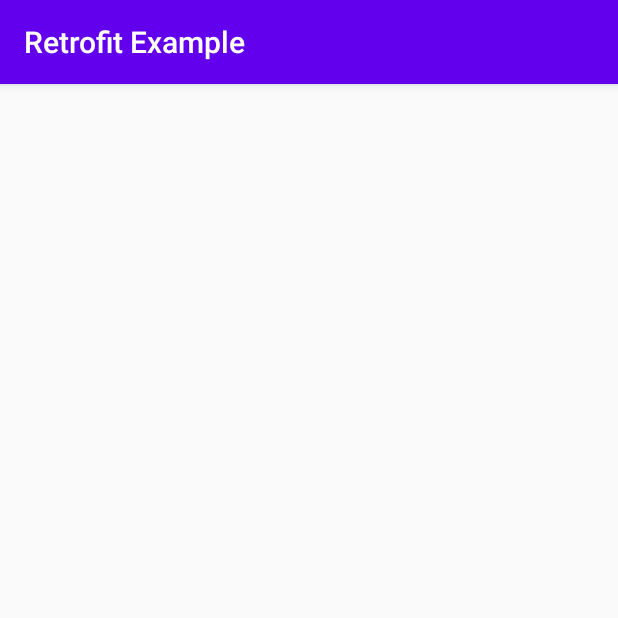
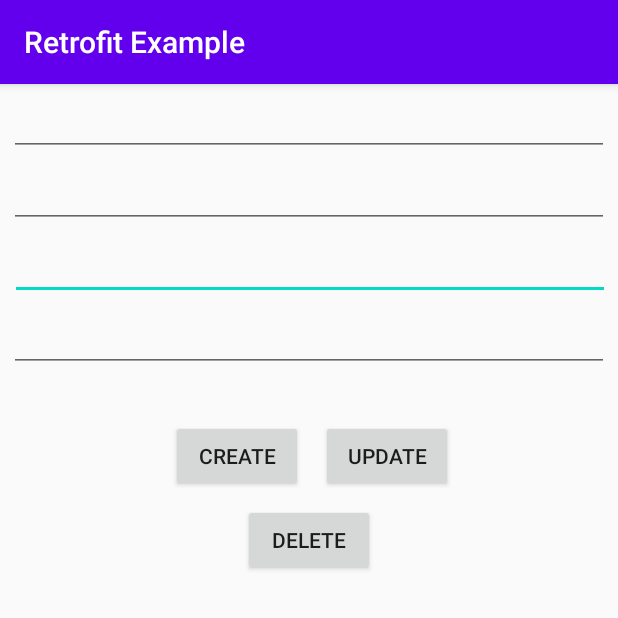
Before and after one commit to Islimoff/RetrofitExample, an Android app: the screen it shows after launch (MainActivity), on a phone screen of 412 x 824 dp, the top half of it. Run offline under Robolectric (Android 15) with nearby library versions, the phone set to English and light mode, and no system bars; 1 statement that could not run was skipped.

Commit message:
work with retrofit library

```diff
--- a/app/src/main/java/com/job4j/retrofitexample/MainActivity.java
+++ b/app/src/main/java/com/job4j/retrofitexample/MainActivity.java
@@ -10,6 +10,7 @@ import android.widget.Toast;
 import com.job4j.retrofitexample.adapter.CommentAdapter;
 import com.job4j.retrofitexample.model.Comment;
 import com.job4j.retrofitexample.api.JsonPlaceHolderApi;
+import com.job4j.retrofitexample.model.Post;
 
 import java.util.List;
 
@@ -21,14 +22,10 @@ import retrofit2.converter.gson.GsonConverterFactory;
 
 public class MainActivity extends AppCompatActivity {
 
-    private RecyclerView recycler;
-
     @Override
     protected void onCreate(Bundle savedInstanceState) {
         super.onCreate(savedInstanceState);
         setContentView(R.layout.activity_main);
-        recycler = findViewById(R.id.items_list);
-        recycler.setLayoutManager(new LinearLayoutManager(this));
         final Retrofit retrofit = new Retrofit.Builder()
                 .baseUrl("https://jsonplaceholder.typicode.com/")
                 .addConverterFactory(GsonConverterFactory.create())
@@ -36,19 +33,25 @@ public class MainActivity extends AppCompatActivity {
 
         JsonPlaceHolderApi jsonPlaceHolderApi =
                 retrofit.create(JsonPlaceHolderApi.class);
-        Call<List<Comment>> call = jsonPlaceHolderApi.getComments(2);
 
-        call.enqueue(new Callback<List<Comment>>() {
+        final Post post = new Post(1, "title1", "text1");
+        Call<Post> postCall = jsonPlaceHolderApi.putPost(1,post);
+        postCall.enqueue(new Callback<Post>() {
             @Override
-            public void onResponse(Call<List<Comment>> call, Response<List<Comment>> response) {
+            public void onResponse(Call<Post> call, Response<Post> response) {
                 if (response.isSuccessful()) {
-                    List<Comment> comments = response.body();
-                    recycler.setAdapter(new CommentAdapter(comments));
+                    Post postResponce = response.body();
+                    String content = String.format(
+                            "ID:%s\nuser ID:%s\nTitle :%s\nText:%s\n\n",
+                            postResponce.getId(), postResponce.getUserId(),
+                            postResponce.getTitle(), postResponce.getText()
+                    );
+                    Toast.makeText(getApplicationContext(), content, Toast.LENGTH_SHORT).show();
                 }
             }
 
             @Override
-            public void onFailure(Call<List<Comment>> call, Throwable t) {
+            public void onFailure(Call<Post> call, Throwable t) {
                 Toast.makeText(getApplicationContext(), t.getMessage(), Toast.LENGTH_SHORT).show();
             }
         });
--- a/app/src/main/java/com/job4j/retrofitexample/api/JsonPlaceHolderApi.java
+++ b/app/src/main/java/com/job4j/retrofitexample/api/JsonPlaceHolderApi.java
@@ -7,7 +7,13 @@ import com.job4j.retrofitexample.model.Post;
 import java.util.List;
 
 import retrofit2.Call;
+import retrofit2.http.Body;
+import retrofit2.http.DELETE;
+import retrofit2.http.Field;
 import retrofit2.http.GET;
+import retrofit2.http.PATCH;
+import retrofit2.http.POST;
+import retrofit2.http.PUT;
 import retrofit2.http.Path;
 
 public interface JsonPlaceHolderApi {
@@ -19,5 +25,17 @@ public interface JsonPlaceHolderApi {
     Call<Post> getPost(@Path("id") int postId);
 
     @GET("/posts/{id}/comments")
-    Call<List<Comment>>getComments(@Path("id") int postId);
+    Call<List<Comment>> getComments(@Path("id") int postId);
+
+    @POST("posts")
+    Call<Post> createPost(@Body Post post);
+
+    @PUT("posts{id}")
+    Call<Post> putPost(@Path("id") int id, @Body Post post);
+
+    @PATCH("posts{id}")
+    Call<Post> pathPost(@Path("id") int id, @Field("title") String title);
+
+    @DELETE("posts{id}")
+    Call<Void> deletePost(@Path("id") int id);
 }
--- a/app/src/main/java/com/job4j/retrofitexample/model/Post.java
+++ b/app/src/main/java/com/job4j/retrofitexample/model/Post.java
@@ -5,8 +5,14 @@ import com.google.gson.annotations.SerializedName;
 public class Post {
 
     private int userId;
-    private int id;
+    private Integer id;
     private String title;
+
+    public Post(int userId, String title, String text) {
+        this.userId = userId;
+        this.title = title;
+        this.text = text;
+    }
 
     @SerializedName("body")
     private String text;
@@ -15,7 +21,7 @@ public class Post {
         return userId;
     }
 
-    public int getId() {
+    public Integer getId() {
         return id;
     }
 
--- a/app/src/main/res/layout/activity_main.xml
+++ b/app/src/main/res/layout/activity_main.xml
@@ -1,13 +1,91 @@
 <?xml version="1.0" encoding="utf-8"?>
 <androidx.constraintlayout.widget.ConstraintLayout xmlns:android="http://schemas.android.com/apk/res/android"
+    xmlns:app="http://schemas.android.com/apk/res-auto"
     xmlns:tools="http://schemas.android.com/tools"
     android:layout_width="match_parent"
     android:layout_height="match_parent"
     tools:context=".MainActivity">
 
-    <androidx.recyclerview.widget.RecyclerView
-        android:id="@+id/items_list"
-        android:layout_width="match_parent"
-        android:layout_height="match_parent" />
+    <EditText
+        android:id="@+id/text_id"
+        android:layout_width="400dp"
+        android:layout_height="40dp"
+        android:layout_marginStart="8dp"
+        android:layout_marginTop="8dp"
+        android:layout_marginEnd="8dp"
+        app:layout_constraintEnd_toEndOf="parent"
+        app:layout_constraintHorizontal_bias="0.4"
+        app:layout_constraintStart_toStartOf="parent"
+        app:layout_constraintTop_toBottomOf="@+id/text_title" />
+
+    <EditText
+        android:id="@+id/text_user_id"
+        android:layout_width="400dp"
+        android:layout_height="40dp"
+        android:layout_marginStart="8dp"
+        android:layout_marginTop="8dp"
+        android:layout_marginEnd="8dp"
+        app:layout_constraintEnd_toEndOf="parent"
+        app:layout_constraintStart_toStartOf="parent"
+        app:layout_constraintTop_toTopOf="parent" />
+
+    <EditText
+        android:id="@+id/text_title"
+        android:layout_width="400dp"
+        android:layout_height="40dp"
+        android:layout_marginStart="8dp"
+        android:layout_marginTop="8dp"
+        android:layout_marginEnd="8dp"
+        app:layout_constraintEnd_toEndOf="parent"
+        app:layout_constraintStart_toStartOf="parent"
+        app:layout_constraintTop_toBottomOf="@+id/text_user_id" />
+
+    <EditText
+        android:id="@+id/text_text"
+        android:layout_width="400dp"
+        android:layout_height="40dp"
+        android:layout_marginStart="8dp"
+        android:layout_marginTop="8dp"
+        android:layout_marginEnd="8dp"
+        app:layout_constraintEnd_toEndOf="parent"
+        app:layout_constraintStart_toStartOf="parent"
+        app:layout_constraintTop_toBottomOf="@+id/text_id" />
+
+    <Button
+        android:id="@+id/create_button"
+        android:layout_width="wrap_content"
+        android:layout_height="wrap_content"
+        android:layout_marginStart="110dp"
+        android:layout_marginTop="32dp"
+        android:layout_marginEnd="8dp"
+        android:text="CREATE"
+        android:onClick="create"
+        app:layout_constraintEnd_toStartOf="@+id/update_button"
+        app:layout_constraintStart_toStartOf="parent"
+        app:layout_constraintTop_toBottomOf="@+id/text_text" />
+
+    <Button
+        android:id="@+id/update_button"
+        android:layout_width="wrap_content"
+        android:layout_height="wrap_content"
+        android:layout_marginTop="32dp"
+        android:layout_marginEnd="110dp"
+        android:text="UPDATE"
+        android:onClick="update"
+        app:layout_constraintEnd_toEndOf="parent"
+        app:layout_constraintTop_toBottomOf="@+id/text_text" />
+
+    <Button
+        android:id="@+id/delete_button"
+        android:layout_width="wrap_content"
+        android:layout_height="wrap_content"
+        android:layout_marginStart="161dp"
+        android:layout_marginTop="8dp"
+        android:layout_marginEnd="161dp"
+        android:text="DELETE"
+        android:onClick="delete"
+        app:layout_constraintEnd_toEndOf="parent"
+        app:layout_constraintStart_toStartOf="parent"
+        app:layout_constraintTop_toBottomOf="@+id/update_button" />
 
 </androidx.constraintlayout.widget.ConstraintLayout>
```
